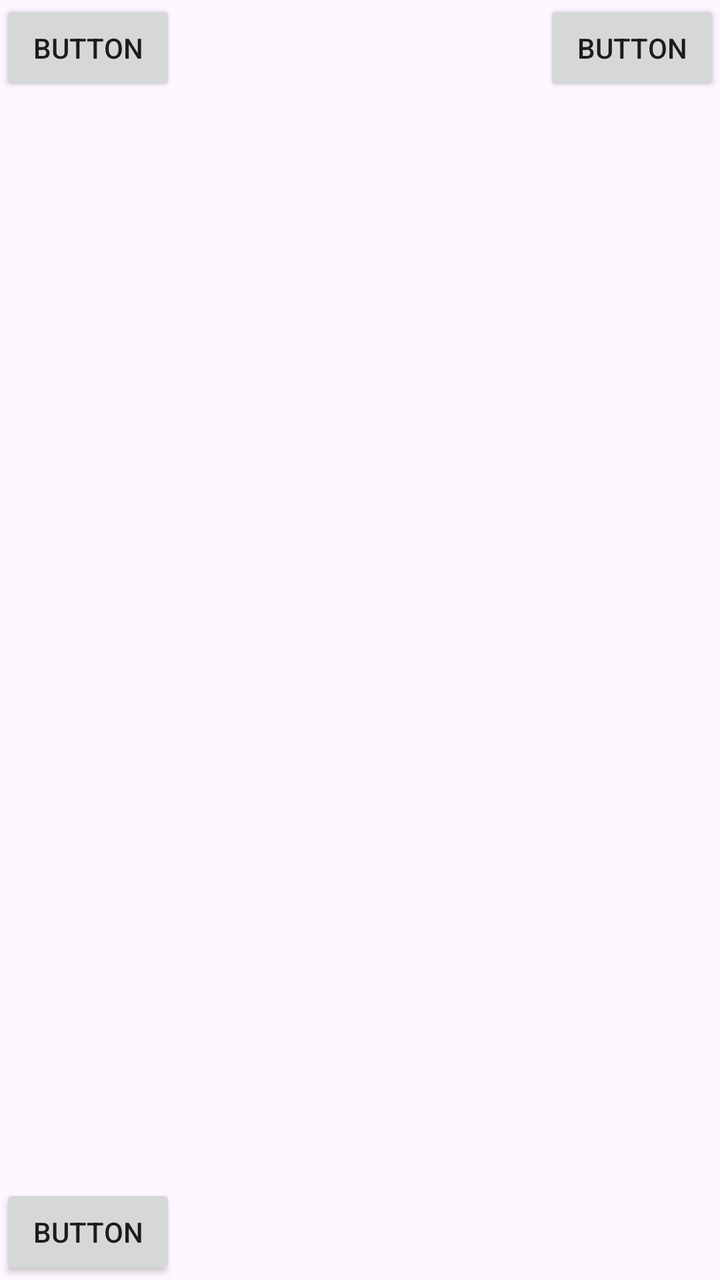
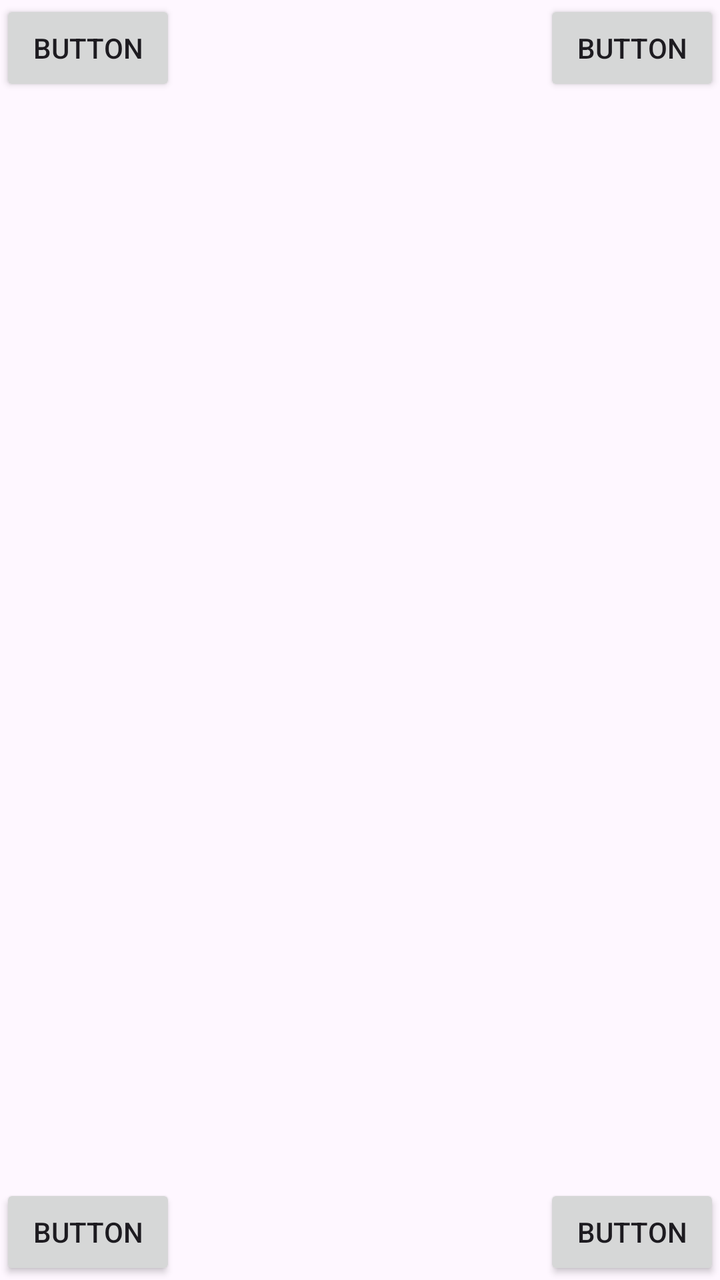

An Android layout rendered at two revisions. The XML below is the earlier revision; the diff shows what the commit changed to produce the second picture.
<!-- AndroidManifest.xml: application theme Theme.Guziki -->
<!-- res/layout/activity_main.xml -->
<?xml version="1.0" encoding="utf-8"?>
<androidx.constraintlayout.widget.ConstraintLayout xmlns:android="http://schemas.android.com/apk/res/android"
    xmlns:app="http://schemas.android.com/apk/res-auto"
    xmlns:tools="http://schemas.android.com/tools"
    android:id="@+id/main"
    android:layout_width="match_parent"
    android:layout_height="match_parent"
    tools:context=".MainActivity">

    <Button
        android:id="@+id/button"
        android:layout_width="wrap_content"
        android:layout_height="wrap_content"
        android:text="Button"
        app:layout_constraintStart_toStartOf="parent"
        app:layout_constraintTop_toTopOf="parent" />

    <Button
        android:id="@+id/button2"
        android:layout_width="wrap_content"
        android:layout_height="wrap_content"
        android:text="Button"
        app:layout_constraintEnd_toEndOf="parent"
        app:layout_constraintTop_toTopOf="parent" />

    <Button
        android:id="@+id/button3"
        android:layout_width="wrap_content"
        android:layout_height="wrap_content"
        android:text="Button"
        app:layout_constraintBottom_toBottomOf="parent"
        app:layout_constraintStart_toStartOf="parent" />
</androidx.constraintlayout.widget.ConstraintLayout>
<!-- resources referenced by this layout -->
<resources>
  <style name="Theme.Guziki" parent="Base.Theme.Guziki" />
  <style name="Base.Theme.Guziki" parent="Theme.Material3.DayNight.NoActionBar">
          
          
      </style>
</resources>

<!-- the commit's change to res/layout/activity_main.xml (unified diff, before → after) -->
@@ -30,4 +30,12 @@
         android:text="Button"
         app:layout_constraintBottom_toBottomOf="parent"
         app:layout_constraintStart_toStartOf="parent" />
+
+    <Button
+        android:id="@+id/button4"
+        android:layout_width="wrap_content"
+        android:layout_height="wrap_content"
+        android:text="Button"
+        app:layout_constraintBottom_toBottomOf="parent"
+        app:layout_constraintEnd_toEndOf="parent" />
 </androidx.constraintlayout.widget.ConstraintLayout>
